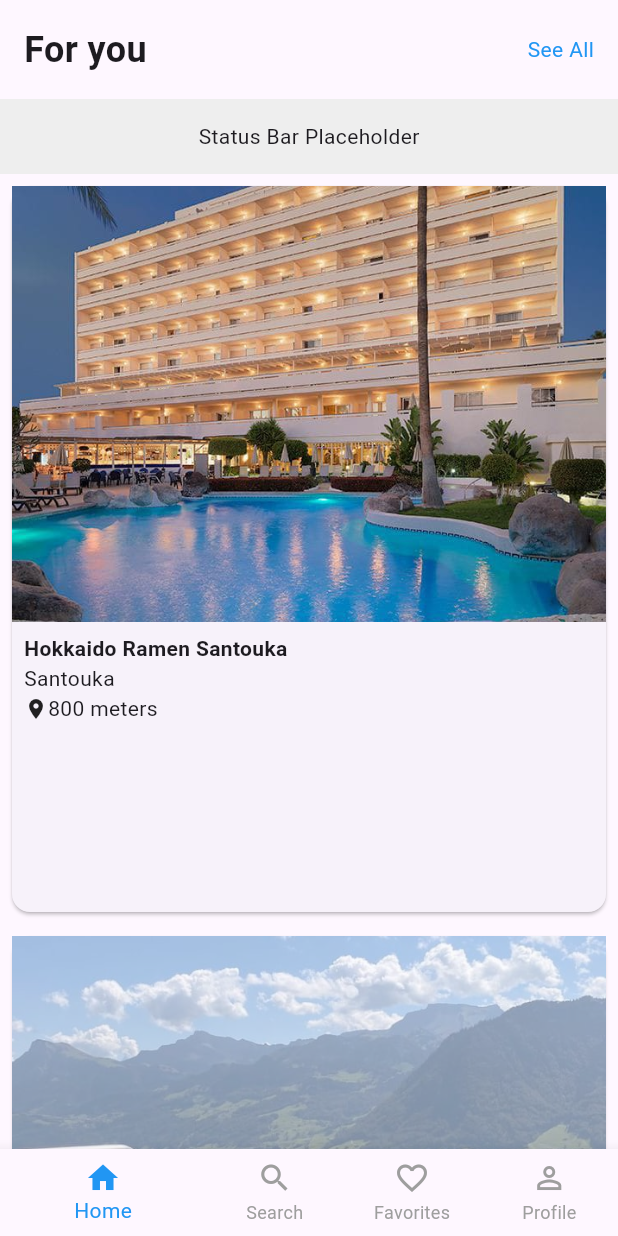
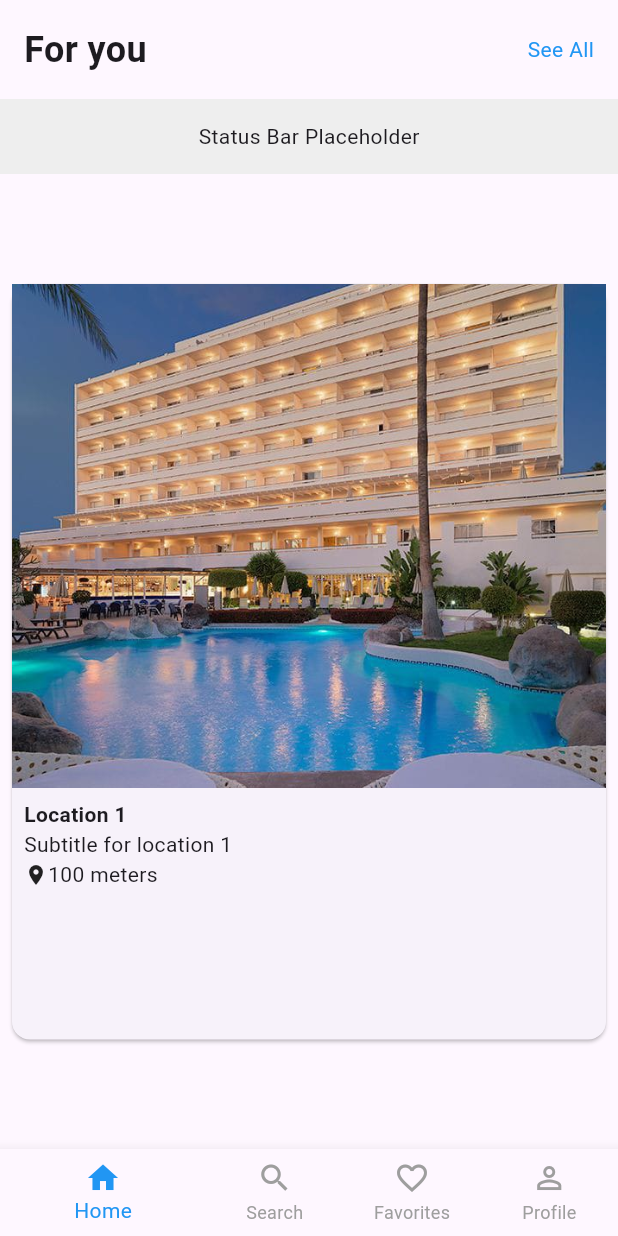
Before and after one commit to Titanantony/flutter_test_playground, a Flutter app: the screen it shows after launch, on a phone screen of 412 x 824 dp. Run offline on Flutter 3.47's test engine with Material 3 defaults, Android fonts, the phone set to English and light mode, and no system bars.

Commit message:
Fix: del unused file and correct path in main file

```diff
--- /dev/null
+++ b/lib/claude/bottom_nav.dart
@@ -0,0 +1,46 @@
+import 'package:flutter/material.dart';
+
+class BottomNavigation extends StatefulWidget {
+  final int selectedIndex;
+  final Function(int) onItemTapped;
+
+  const BottomNavigation({
+    Key? key,
+    required this.selectedIndex,
+    required this.onItemTapped,
+  }) : super(key: key);
+
+  @override
+  State<BottomNavigation> createState() => _BottomNavigationState();
+}
+
+class _BottomNavigationState extends State<BottomNavigation> {
+  @override
+  Widget build(BuildContext context) {
+    return BottomNavigationBar(
+      items: const <BottomNavigationBarItem>[
+        BottomNavigationBarItem(
+          icon: Icon(Icons.home),
+          label: 'Home',
+        ),
+        BottomNavigationBarItem(
+          icon: Icon(Icons.search),
+          label: 'Search',
+        ),
+        BottomNavigationBarItem(
+          icon: Icon(Icons.favorite_border),
+          label: 'Favorites',
+        ),
+        BottomNavigationBarItem(
+          icon: Icon(Icons.person_outline),
+          label: 'Profile',
+        ),
+      ],
+      currentIndex: widget.selectedIndex,
+      selectedItemColor: Colors.blue,
+      unselectedItemColor: Colors.grey,
+      showUnselectedLabels: true,
+      onTap: widget.onItemTapped,
+    );
+  }
+}
--- a/lib/claude.dart
+++ b/lib/claude/claude.dart
@@ -1,7 +1,8 @@
 import 'package:flutter/material.dart';
+import 'package:flutter_test_playground/claude/bottom_nav.dart';
 
 class HomePage extends StatefulWidget {
-  const HomePage({Key? key}) : super(key: key);
+  const HomePage({super.key});
 
   @override
   State<HomePage> createState() => _HomePageState();
@@ -10,7 +11,7 @@ class HomePage extends StatefulWidget {
 class _HomePageState extends State<HomePage> {
   int _selectedIndex = 0;
   late ScrollController _scrollController;
-  final double _itemHeight = 500; // Adjust this value based on your design
+  late double _itemHeight; // Adjust this value based on your design
   int _currentIndex = 0;
 
   @override
@@ -33,7 +34,7 @@ class _HomePageState extends State<HomePage> {
       });
       _scrollController.animateTo(
         index * _itemHeight,
-        duration: Duration(milliseconds: 300),
+        duration: const Duration(milliseconds: 300),
         curve: Curves.easeInOut,
       );
     }
@@ -47,6 +48,7 @@ class _HomePageState extends State<HomePage> {
 
   @override
   Widget build(BuildContext context) {
+    _itemHeight = MediaQuery.of(context).size.height * 0.7;
     return Scaffold(
       body: SafeArea(
         child: Column(
@@ -74,7 +76,7 @@ class _HomePageState extends State<HomePage> {
                 itemCount: 8,
                 itemBuilder: (context, index) {
                   return AnimatedOpacity(
-                    duration: Duration(milliseconds: 300),
+                    duration: const Duration(milliseconds: 300),
                     opacity: _currentIndex == index ? 1.0 : 0.5,
                     child: SizedBox(
                       height: _itemHeight,
@@ -92,30 +94,9 @@ class _HomePageState extends State<HomePage> {
           ],
         ),
       ),
-      bottomNavigationBar: BottomNavigationBar(
-        items: const <BottomNavigationBarItem>[
-          BottomNavigationBarItem(
-            icon: Icon(Icons.home),
-            label: 'Home',
-          ),
-          BottomNavigationBarItem(
-            icon: Icon(Icons.search),
-            label: 'Search',
-          ),
-          BottomNavigationBarItem(
-            icon: Icon(Icons.favorite_border),
-            label: 'Favorites',
-          ),
-          BottomNavigationBarItem(
-            icon: Icon(Icons.person_outline),
-            label: 'Profile',
-          ),
-        ],
-        currentIndex: _selectedIndex,
-        selectedItemColor: Colors.blue,
-        unselectedItemColor: Colors.grey,
-        showUnselectedLabels: true,
-        onTap: _onItemTapped,
+      bottomNavigationBar: BottomNavigation(
+        selectedIndex: _selectedIndex,
+        onItemTapped: _onItemTapped,
       ),
     );
   }
@@ -164,9 +145,9 @@ class _HomePageState extends State<HomePage> {
 
   Widget statusBar() {
     return Container(
-      height: 50,
+      height: 100,
       color: Colors.grey[200],
-      child: Center(child: Text('Status Bar Placeholder')),
+      child: const Center(child: Text('Status Bar Placeholder')),
     );
   }
 }
--- /dev/null
+++ b/lib/claude/claude_zooming.dart
@@ -0,0 +1,166 @@
+import 'package:flutter/material.dart';
+import 'dart:math' as math;
+
+class HomePage extends StatefulWidget {
+  const HomePage({super.key});
+
+  @override
+  State<HomePage> createState() => _HomePageState();
+}
+
+class _HomePageState extends State<HomePage> {
+  final ScrollController _scrollController = ScrollController();
+
+  late double _itemHeight;
+  double _scrollOffset = 0.0;
+
+  @override
+  void initState() {
+    super.initState();
+    _scrollController.addListener(_onScroll);
+  }
+
+  @override
+  void dispose() {
+    _scrollController.dispose();
+    super.dispose();
+  }
+
+  void _onScroll() {
+    setState(() {
+      _scrollOffset = _scrollController.offset;
+    });
+  }
+
+  @override
+  Widget build(BuildContext context) {
+    _itemHeight = MediaQuery.of(context).size.height * 0.6;
+    return Scaffold(
+      body: SafeArea(
+        child: Column(
+          children: [
+            _buildHeader(),
+            _buildStatusBar(),
+            Expanded(
+              child: PageView.builder(
+                scrollDirection: Axis.vertical,
+                controller: PageController(viewportFraction: 0.8),
+                itemCount: 10, // Adjust based on your data
+                itemBuilder: (context, index) {
+                  return _buildLocationCard(index);
+                },
+                onPageChanged: (index) {
+                  setState(() {
+                    _scrollOffset = index * _itemHeight;
+                  });
+                },
+              ),
+            ),
+          ],
+        ),
+      ),
+      bottomNavigationBar: _buildBottomNavigationBar(),
+    );
+  }
+
+  Widget _buildLocationCard(int index) {
+    final itemPosition = index * _itemHeight;
+    final difference = (_scrollOffset - itemPosition).abs();
+    final scale = (1 - math.min(difference / _itemHeight, 0.3)).toDouble();
+
+    return Transform.scale(
+      scale: scale,
+      child: Opacity(
+        opacity: math.max(scale, 0.7),
+        child: SizedBox(
+          height: _itemHeight,
+          child: Card(
+            margin: const EdgeInsets.all(8),
+            child: Column(
+              crossAxisAlignment: CrossAxisAlignment.start,
+              children: [
+                Expanded(
+                  flex: 2,
+                  child: Image.asset(
+                    'assets/images/home_pic_${index % 4 + 1}.jpeg',
+                    fit: BoxFit.cover,
+                    width: double.infinity,
+                  ),
+                ),
+                Expanded(
+                  flex: 1,
+                  child: Padding(
+                    padding: const EdgeInsets.all(8.0),
+                    child: Column(
+                      crossAxisAlignment: CrossAxisAlignment.start,
+                      children: [
+                        Text(
+                          'Location ${index + 1}',
+                          style: const TextStyle(fontWeight: FontWeight.bold),
+                        ),
+                        Text('Subtitle for location ${index + 1}'),
+                        Row(
+                          children: [
+                            const Icon(Icons.location_on, size: 16),
+                            Text('${(index + 1) * 100} meters'),
+                          ],
+                        ),
+                      ],
+                    ),
+                  ),
+                ),
+              ],
+            ),
+          ),
+        ),
+      ),
+    );
+  }
+
+  Widget _buildHeader() {
+    return const Padding(
+      padding: EdgeInsets.all(16.0),
+      child: Row(
+        mainAxisAlignment: MainAxisAlignment.spaceBetween,
+        children: [
+          Text(
+            'For you',
+            style: TextStyle(fontSize: 24, fontWeight: FontWeight.bold),
+          ),
+          Text(
+            'See All',
+            style: TextStyle(color: Colors.blue),
+          ),
+        ],
+      ),
+    );
+  }
+
+  Widget _buildStatusBar() {
+    return Container(
+      height: 50,
+      color: Colors.grey[200],
+      child: const Center(child: Text('Status Bar Placeholder')),
+    );
+  }
+
+  Widget _buildBottomNavigationBar() {
+    return BottomNavigationBar(
+      items: const <BottomNavigationBarItem>[
+        BottomNavigationBarItem(icon: Icon(Icons.home), label: 'Home'),
+        BottomNavigationBarItem(icon: Icon(Icons.search), label: 'Search'),
+        BottomNavigationBarItem(
+            icon: Icon(Icons.favorite_border), label: 'Favorites'),
+        BottomNavigationBarItem(
+            icon: Icon(Icons.person_outline), label: 'Profile'),
+      ],
+      currentIndex: 0,
+      selectedItemColor: Colors.blue,
+      unselectedItemColor: Colors.grey,
+      showUnselectedLabels: true,
+      onTap: (index) {
+        // Handle navigation
+      },
+    );
+  }
+}
--- a/lib/main.dart
+++ b/lib/main.dart
@@ -1,7 +1,6 @@
 import 'package:flutter/material.dart';
-import 'package:flutter_test_playground/claude.dart';
 
-
+import 'claude/claude_zooming.dart';
 // Import your HomePage file
 
 void main() {
```
